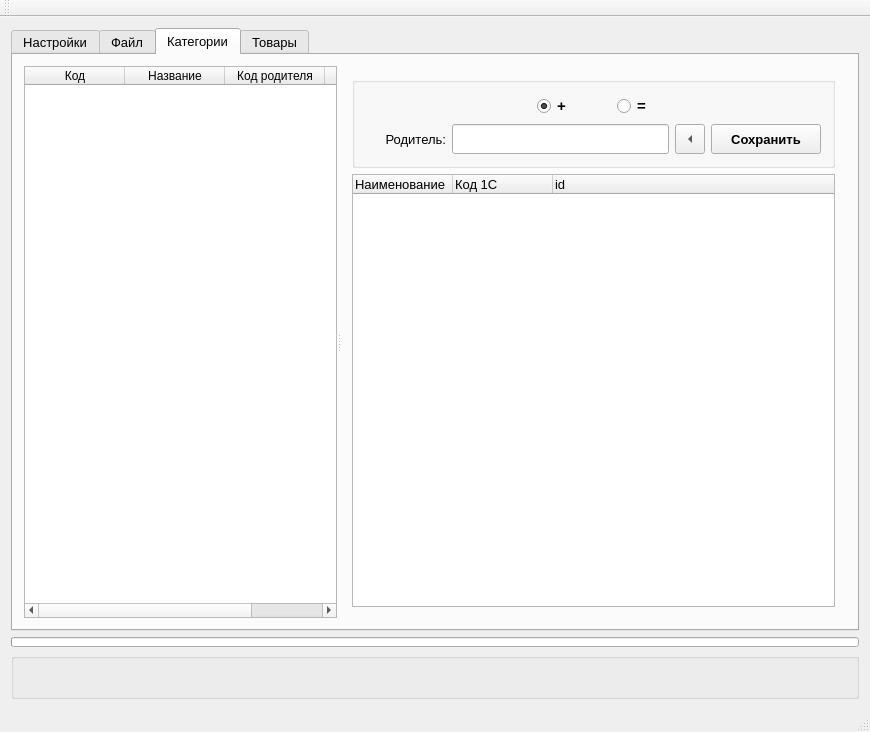
Skyrim78/ocMeridia, file ocMeridia/ocmeridia.ui: the form before one commit.
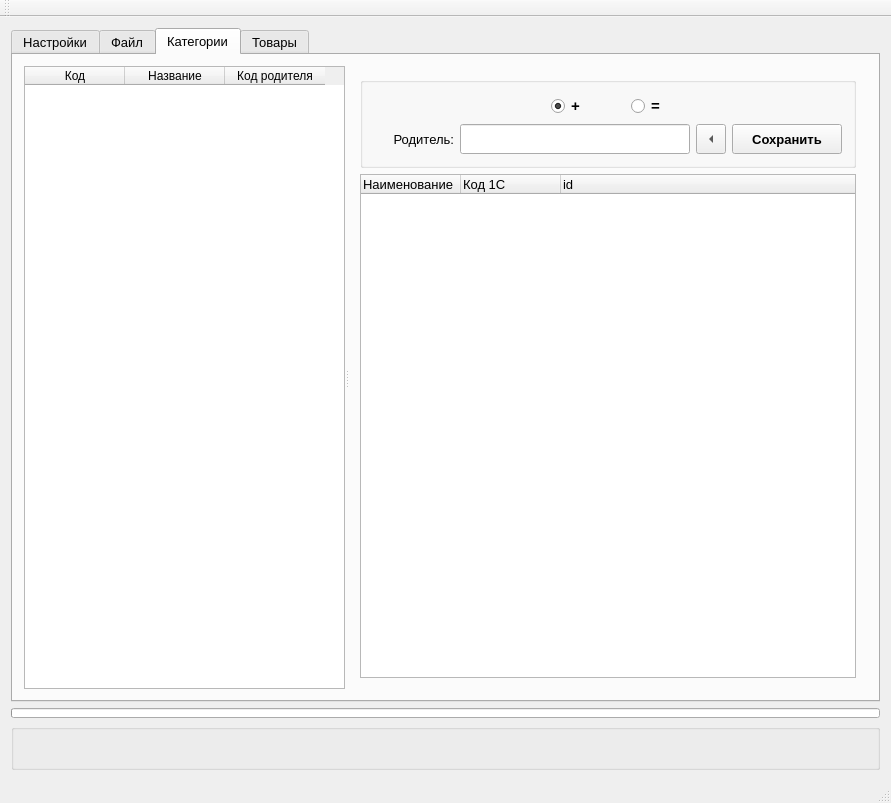
The form after the commit. The open tabs and pages were chosen to show the change.

Patch:
```diff
--- a/ocMeridia/ocmeridia.ui
+++ b/ocMeridia/ocmeridia.ui
@@ -6,8 +6,8 @@
    <rect>
     <x>0</x>
     <y>0</y>
-    <width>870</width>
-    <height>732</height>
+    <width>891</width>
+    <height>803</height>
    </rect>
   </property>
   <property name="font">
@@ -1423,11 +1423,6 @@
                <string>Код родителя</string>
               </property>
              </column>
-             <column>
-              <property name="text">
-               <string>id</string>
-              </property>
-             </column>
             </widget>
             <widget class="QWidget" name="layoutWidget">
              <layout class="QVBoxLayout" name="verticalLayout_5">
```
Left out of the diff: 6 changed lines with no effect on the pictures.
